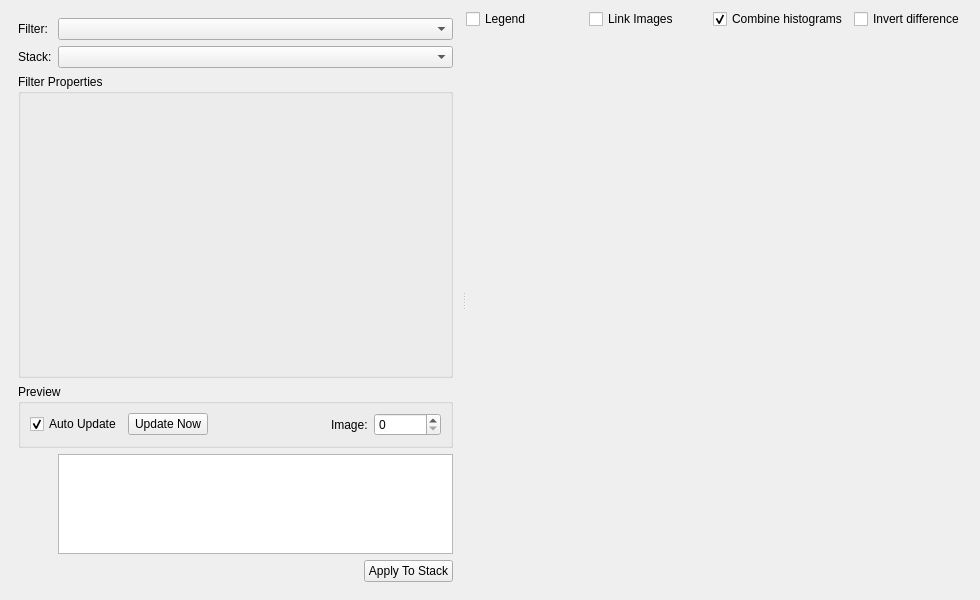
Before: the Qt Designer form mantidimaging/gui/ui/filters_window.ui in mantidproject/mantidimaging, drawn with Qt 5.
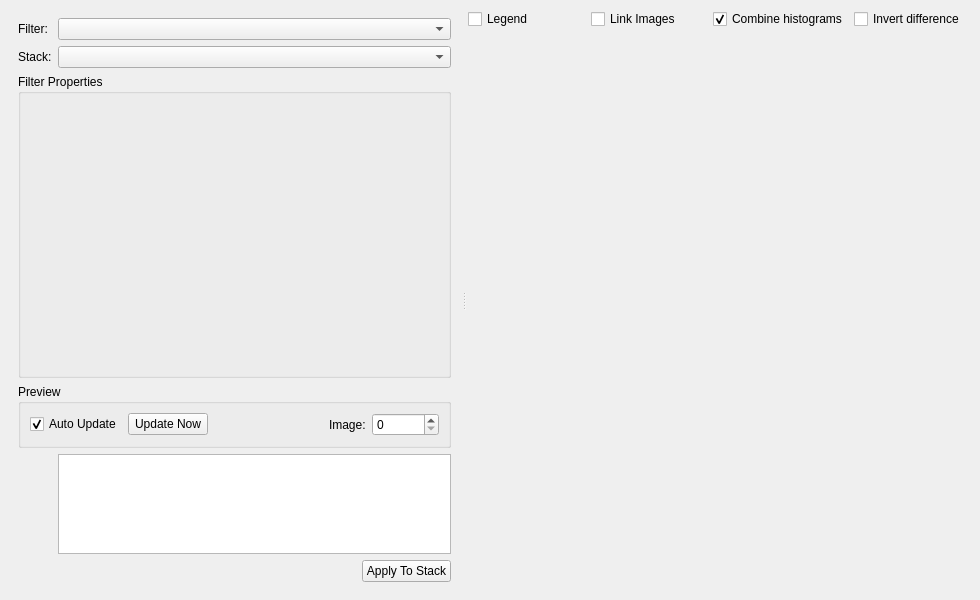
After: the same form once the commit is applied. Custom widgets are drawn as their Qt base class.

```diff
--- a/mantidimaging/gui/ui/filters_window.ui
+++ b/mantidimaging/gui/ui/filters_window.ui
@@ -23,13 +23,16 @@
       <property name="opaqueResize">
        <bool>true</bool>
       </property>
+      <property name="handleWidth">
+       <number>8</number>
+      </property>
       <property name="childrenCollapsible">
        <bool>true</bool>
       </property>
       <widget class="QWidget" name="layoutWidget">
        <layout class="QVBoxLayout" name="filterLayout">
         <property name="sizeConstraint">
-         <enum>QLayout::SetDefaultConstraint</enum>
+         <enum>QLayout::SetMaximumSize</enum>
         </property>
         <property name="leftMargin">
          <number>9</number>
@@ -56,7 +59,14 @@
            </widget>
           </item>
           <item row="0" column="1">
-           <widget class="QComboBox" name="filterSelector"/>
+           <widget class="QComboBox" name="filterSelector">
+            <property name="sizePolicy">
+             <sizepolicy hsizetype="Preferred" vsizetype="Fixed">
+              <horstretch>0</horstretch>
+              <verstretch>0</verstretch>
+             </sizepolicy>
+            </property>
+           </widget>
           </item>
           <item row="1" column="0">
            <widget class="QLabel" name="stackLabel">
@@ -66,7 +76,14 @@
            </widget>
           </item>
           <item row="1" column="1">
-           <widget class="StackSelectorWidgetView" name="stackSelector"/>
+           <widget class="StackSelectorWidgetView" name="stackSelector">
+            <property name="sizePolicy">
+             <sizepolicy hsizetype="Preferred" vsizetype="Fixed">
+              <horstretch>0</horstretch>
+              <verstretch>0</verstretch>
+             </sizepolicy>
+            </property>
+           </widget>
           </item>
           <item row="2" column="0" colspan="2">
            <widget class="QGroupBox" name="filterPropertiesContainer">
```
